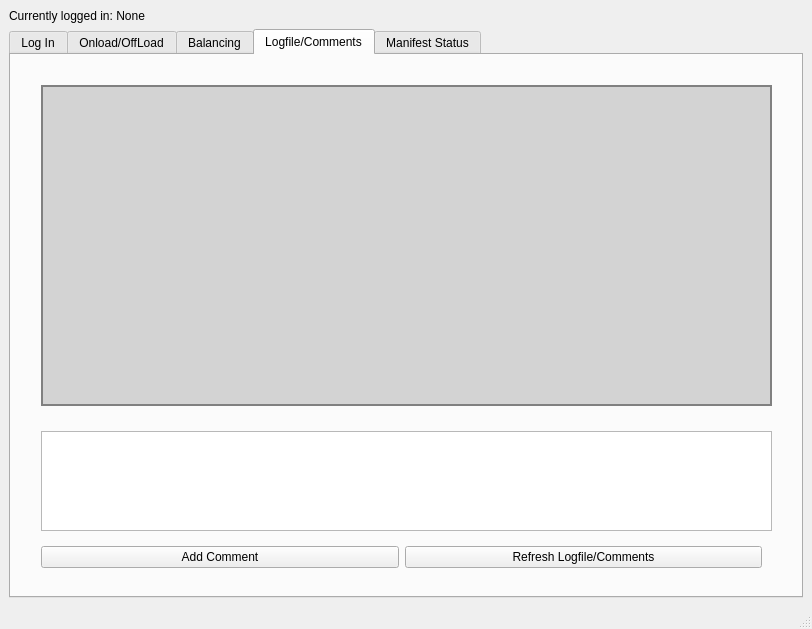
limesoda314/CS179M-Project, file forms/MainWindow.ui: the form before one commit.
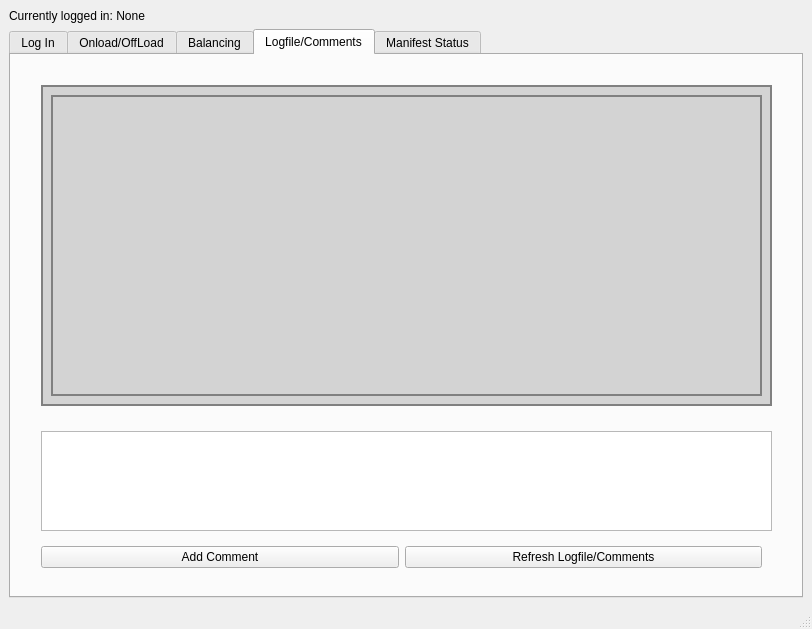
The form after the commit.

Commit message: Finished logfile/comments tab

```diff
--- a/forms/MainWindow.ui
+++ b/forms/MainWindow.ui
@@ -471,6 +471,21 @@
                <property name="styleSheet">
                 <string notr="true">background-color: lightgray; border: 2px solid gray</string>
                </property>
+               <widget class="QWidget" name="verticalLayoutWidget_11">
+                <property name="geometry">
+                 <rect>
+                  <x>10</x>
+                  <y>10</y>
+                  <width>711</width>
+                  <height>301</height>
+                 </rect>
+                </property>
+                <layout class="QVBoxLayout" name="logfile_view_output_box_layout">
+                 <item>
+                  <widget class="QPlainTextEdit" name="logfile_view_output_plaintext"/>
+                 </item>
+                </layout>
+               </widget>
               </widget>
              </item>
             </layout>
```
The commit also changes 2 other files.
